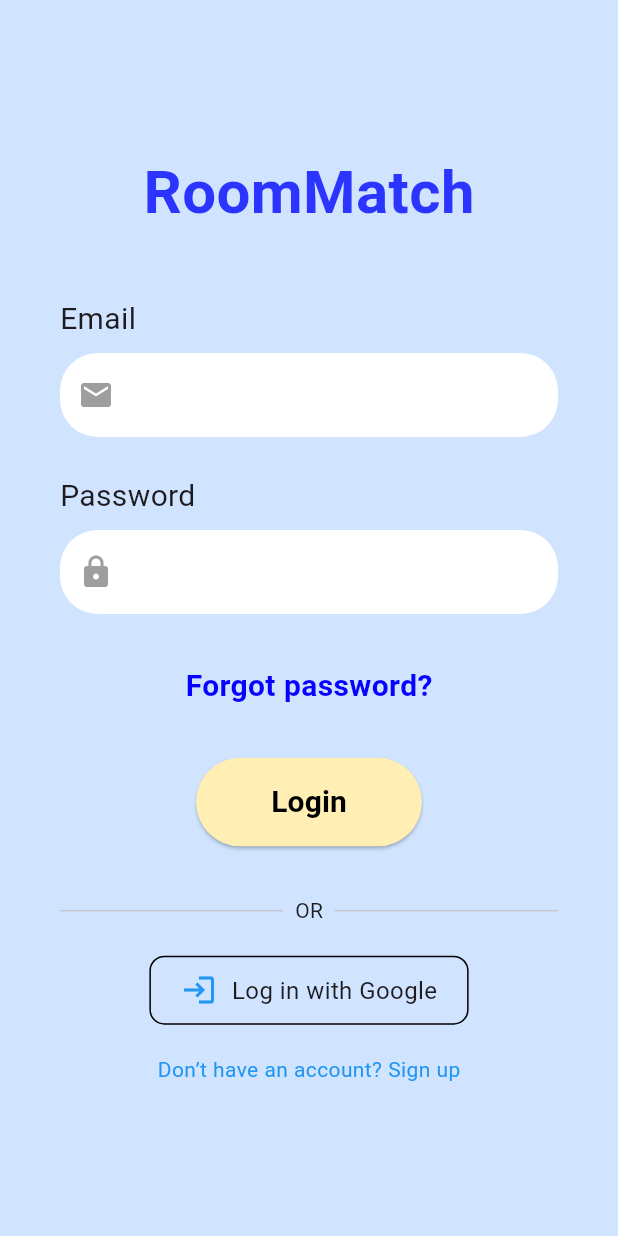
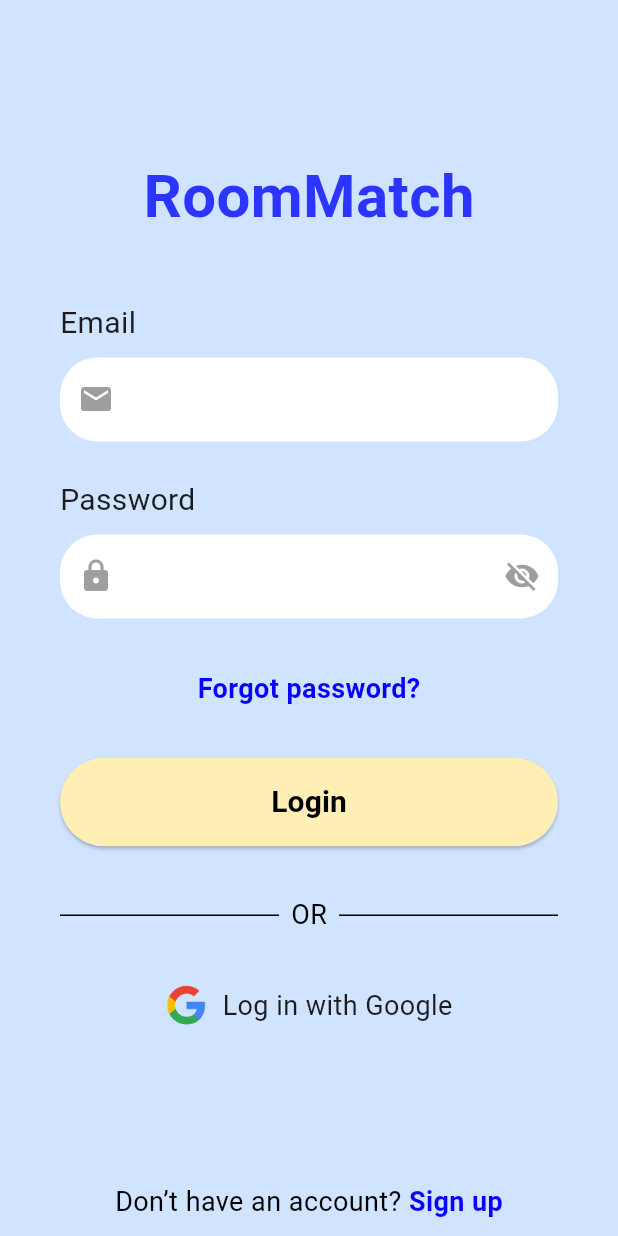
Before and after one commit to minimal2002/demo_project_1, a Flutter app: the Loginpage screen opened directly, on a phone screen of 412 x 824 dp. Run offline on Flutter 3.47's test engine with Material 3 defaults, Android fonts, the phone set to English and light mode, and no system bars; our stand-ins replace get, google_fonts.

Commit message:
ui login main_drawer

```diff
--- a/lib/Pages/loginPage.dart
+++ b/lib/Pages/loginPage.dart
@@ -1,5 +1,7 @@
+import 'package:demo_project_1/Pages/usertypePage.dart';
 import 'package:flutter/material.dart';
 import 'package:get/get.dart';
+import 'dart:developer';
 
 class Loginpage extends StatefulWidget {
   const Loginpage({super.key});
@@ -9,16 +11,19 @@ class Loginpage extends StatefulWidget {
 }
 
 class _LoginpageState extends State<Loginpage> {
+  bool hideText = true;
+
   @override
   Widget build(BuildContext context) {
     final screenHeight = MediaQuery.of(context).size.height;
-    final screenWidth = MediaQuery.of(context).size.width;
     return Scaffold(
       backgroundColor: const Color(0xffD0E4FF),
       body: Center(
         child: SingleChildScrollView(
-          child: Padding(
-            padding: const EdgeInsets.fromLTRB(40, 10, 40, 10),
+          child: Column(
+            children: [
+              Padding(
+                padding: const EdgeInsets.fromLTRB(40, 10, 40, 0),
                 child: Column(
                   crossAxisAlignment: CrossAxisAlignment.center,
                   children: [
@@ -66,12 +71,24 @@ class _LoginpageState extends State<Loginpage> {
                     SizedBox(height: screenHeight * 0.01),
                     TextField(
                       // controller: passwordCtl,
-                  obscureText: true,
+                      obscureText: hideText,
                       style: const TextStyle(color: Colors.black),
                       decoration: InputDecoration(
                         filled: true,
                         fillColor: Colors.white,
                         prefixIcon: const Icon(Icons.lock, color: Colors.grey),
+                        suffixIcon: IconButton(
+                          icon: Icon(
+                              hideText
+                                  ? Icons.visibility_off
+                                  : Icons.visibility,
+                              color: Colors.grey),
+                          onPressed: () {
+                            setState(() {
+                              hideText = !hideText;
+                            });
+                          },
+                        ),
                         border: OutlineInputBorder(
                           borderRadius: BorderRadius.circular(25.0),
                           borderSide: BorderSide.none,
@@ -90,7 +107,7 @@ class _LoginpageState extends State<Loginpage> {
                           style: TextStyle(
                             color: Color(0xff0701FF),
                             fontWeight: FontWeight.bold,
-                        fontSize: 20,
+                            fontSize: 18,
                           ),
                         ),
                       ),
@@ -102,13 +119,15 @@ class _LoginpageState extends State<Loginpage> {
                       },
                       style: ElevatedButton.styleFrom(
                         backgroundColor: const Color(0xffFFEFB5),
-                    padding: const EdgeInsets.symmetric(
-                        horizontal: 50, vertical: 15),
+                        padding: const EdgeInsets.symmetric(vertical: 15),
                         shape: RoundedRectangleBorder(
                           borderRadius: BorderRadius.circular(30),
                         ),
                       ),
-                  child: const Text(
+                      child: const SizedBox(
+                        width: double.infinity,
+                        child: Center(
+                          child: Text(
                             'Login',
                             style: TextStyle(
                                 fontSize: 20,
@@ -116,60 +135,87 @@ class _LoginpageState extends State<Loginpage> {
                                 fontWeight: FontWeight.bold),
                           ),
                         ),
+                      ),
+                    ),
                     SizedBox(height: screenHeight * 0.04),
                     const Row(
                       children: [
-                    Expanded(child: Divider(thickness: 1)),
+                        Expanded(
+                            child: Divider(
+                          thickness: 1,
+                          color: Colors.black,
+                        )),
                         Padding(
                           padding: EdgeInsets.symmetric(horizontal: 8.0),
-                      child: Text('OR'),
+                          child: Text(
+                            'OR',
+                            style: TextStyle(color: Colors.black, fontSize: 18),
                           ),
-                    Expanded(child: Divider(thickness: 1)),
+                        ),
+                        Expanded(
+                            child: Divider(
+                          thickness: 1,
+                          color: Colors.black,
+                        )),
                       ],
                     ),
-                const SizedBox(height: 20),
+                    SizedBox(height: screenHeight * 0.04),
                     GestureDetector(
                       onTap: () {
-                    // Handle Google sign-in
+                        log('Let go!! Google');
                       },
-                  child: Container(
-                    padding: const EdgeInsets.symmetric(
-                        horizontal: 20, vertical: 10),
-                    decoration: BoxDecoration(
-                      border: Border.all(color: Colors.black),
-                      borderRadius: BorderRadius.circular(10),
+                      child: const Row(
+                        mainAxisSize: MainAxisSize.min,
+                        children: [
+                          Image(
+                            image: AssetImage('assets/images/Google_logo.png'),
+                            width: 28,
+                            height: 28,
                           ),
-                    child: Row(
-                      mainAxisSize: MainAxisSize.min,
-                      children: const [
-                        Icon(Icons.login, color: Colors.blue),
                           SizedBox(width: 10),
                           Text(
                             'Log in with Google',
-                          style: TextStyle(fontSize: 16),
+                            style: TextStyle(fontSize: 18),
+                          ),
+                        ],
+                      ),
+                    ),
+                  ],
+                ),
               ),
             ],
           ),
         ),
       ),
-                const SizedBox(height: 20),
+      bottomNavigationBar: Container(
+        padding: const EdgeInsets.all(10), // เพิ่มระยะห่าง
+        child: Row(
+          mainAxisAlignment: MainAxisAlignment.center,
+          children: [
+            const Text(
+              "Don’t have an account?",
+              style: TextStyle(
+                fontSize: 18,
+                color: Colors.black,
+              ),
+            ),
             GestureDetector(
               onTap: () {
-                    // Navigate to sign-up page
+                Get.to(() => const UsertypePage());
+                log('Let go!! Sign up');
               },
               child: const Text(
-                    "Don’t have an account? Sign up",
+                " Sign up",
                 style: TextStyle(
-                      fontSize: 14,
-                      color: Colors.blue,
+                  fontSize: 18,
+                  color: Color(0xff0701FF),
+                  fontWeight: FontWeight.bold,
                 ),
               ),
             ),
           ],
         ),
       ),
-        ),
-      ),
     );
   }
 }
--- a/lib/main.dart
+++ b/lib/main.dart
@@ -1,3 +1,5 @@
+import 'package:demo_project_1/Pages/%E0%B8%B5user/homePage.dart';
+import 'package:demo_project_1/Pages/%E0%B8%B5user/main_drawer.dart';
 import 'package:demo_project_1/Pages/loginPage.dart';
 import 'package:demo_project_1/Pages/registerPage.dart';
 import 'package:flutter/material.dart';
@@ -17,7 +19,7 @@ class MyApp extends StatelessWidget {
     return GetMaterialApp(
       title: 'Flutter Demo',
       theme: ThemeData(textTheme: GoogleFonts.notoSansThaiTextTheme()),
-      home: Login(),
+      home: MainDrawer(),
     );
   }
 }
--- a/pubspec.yaml
+++ b/pubspec.yaml
@@ -61,9 +61,9 @@ flutter:
   uses-material-design: true
 
   # To add assets to your application, add an assets section, like this:
-  # assets:
-  #   - images/a_dot_burr.jpeg
-  #   - images/a_dot_ham.jpeg
+  assets:
+    - assets/images/
+    - assets/config/
 
   # An image asset can refer to one or more resolution-specific "variants", see
   # https://flutter.dev/assets-and-images/#resolution-aware
```
Also changed, not shown: lib/Pages/usertypePage.dart (added, +159 -0 lines), lib/Pages/ีuser/accountPage.dart (added, +18 -0 lines), lib/Pages/ีuser/favoritePage.dart (added, +18 -0 lines), lib/Pages/ีuser/homePage.dart (added, +31 -0 lines), lib/Pages/ีuser/main_drawer.dart (added, +166 -0 lines), lib/Pages/ีuser/matchPage.dart (added, +18 -0 lines), lib/Pages/ีuser/searchPage.dart (added, +18 -0 lines), lib/widgets/drawer.dart (added, +59 -0 lines), assets/images/1.png (added), assets/images/5.png (added), assets/images/Google_logo.png (added). Lines whose indentation alone changed are shown as unchanged.
